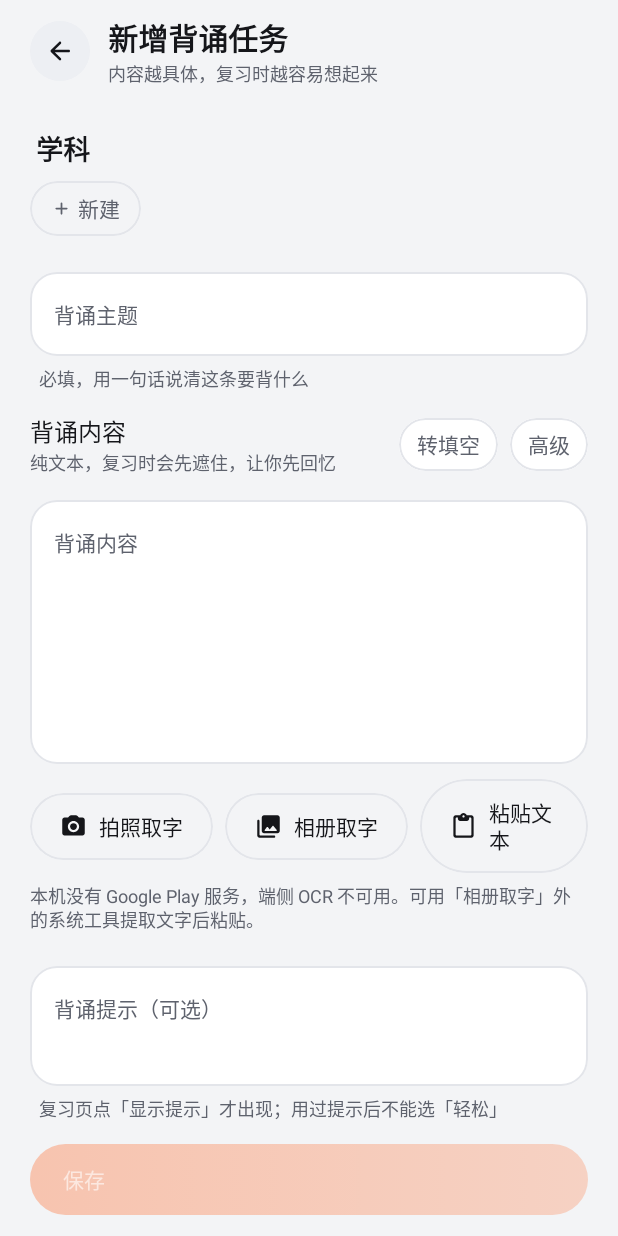
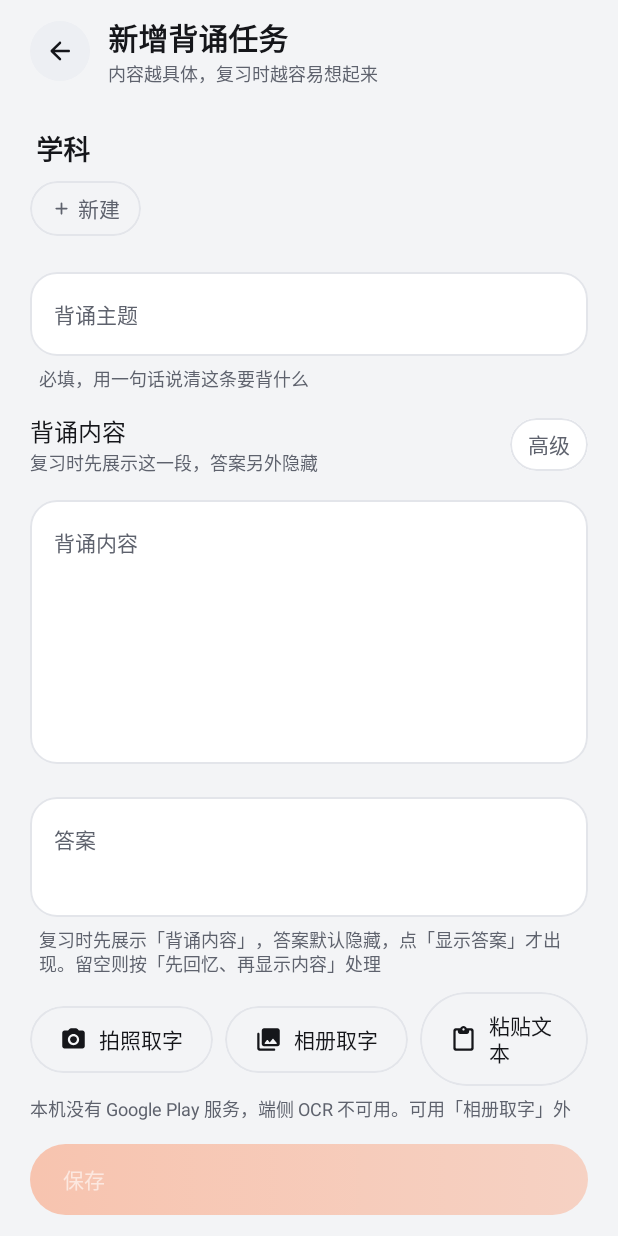
Before and after one commit to feitianwuhu/Meowmorize, an Android app built with Jetpack Compose: the editor screen opened through its navigation route, on a phone screen of 412 x 824 dp. Run offline under Robolectric (Android 15) with nearby library versions, the phone set to English and light mode, and no system bars; our stand-ins replace Dagger/Hilt's generated code; libraries missing offline, so code that uses them is left out: androidx.hilt.lifecycle, com.google.mlkit.vision; 2 statements that could not run were skipped.

Commit message:
feat(editor,review): 任务固定「内容 + 答案」两栏，复习只保留一个揭示按钮
编辑：
- 去掉「转填空」开关与 clozeEnabled 状态，答案栏常驻
- 保存时空答案落库为 null，沿用旧语义（null = 没有需揭晓的答案）
- 文案改为「先展示背诵内容、答案默认隐藏；留空则按先回忆再看内容处理」

复习：
- 顶部动作行只保留「提示」；「显示答案 / 显示内容」统一放在内容卡片里
  此前普通题在顶部与卡片各有一个，同屏出现两个相同按钮
- 有答案 → 内容常显 + 揭答案；无答案 → 先回忆 + 揭内容
- 两个分支都改用 AnimatedContent 过渡，展开不再硬跳
- 抽出 ItemContent 复用内容渲染（纯文本 / Markdown）

模型：clozeAnswer 注释改为中性描述（字段名沿用，避免迁移）

```diff
--- a/feature/editor/src/main/java/com/meowmorize/feature/editor/EditorScreen.kt
+++ b/feature/editor/src/main/java/com/meowmorize/feature/editor/EditorScreen.kt
@@ -130,7 +130,6 @@ fun EditorRoute(
         onNewSubject = viewModel::openNewSubjectDialog,
         onHintChange = viewModel::setHint,
         onDeadlineChange = viewModel::setDeadline,
-        onClozeEnabledChange = viewModel::setClozeEnabled,
         onClozeAnswerChange = viewModel::setClozeAnswer,
         onDelete = viewModel::delete,
         onContentFormatChange = viewModel::setContentFormat,
@@ -194,7 +193,6 @@ fun EditorScreen(
     onNewSubject: () -> Unit,
     onHintChange: (String) -> Unit,
     onDeadlineChange: (java.time.Instant?) -> Unit,
-    onClozeEnabledChange: (Boolean) -> Unit,
     onClozeAnswerChange: (String) -> Unit,
     onDelete: () -> Unit,
     onContentFormatChange: (ContentFormat) -> Unit,
@@ -335,18 +333,12 @@ fun EditorScreen(
                         text = if (state.contentFormat == ContentFormat.MARKDOWN) {
                             "Markdown：标题 / 列表 / 两栏对照，复习时渲染后可读性更好"
                         } else {
-                            "纯文本，复习时会先遮住，让你先回忆"
+                            "复习时先展示这一段，答案另外隐藏"
                         },
                         style = MaterialTheme.typography.bodySmall,
                         color = MaterialTheme.colorScheme.onSurfaceVariant,
                     )
                 }
-                MeowChip(
-                    text = if (state.clozeEnabled) "填空题" else "转填空",
-                    selected = state.clozeEnabled,
-                    onClick = { onClozeEnabledChange(!state.clozeEnabled) },
-                )
-                Spacer(Modifier.size(8.dp))
                 MeowChip(
                     text = if (state.contentFormat == ContentFormat.MARKDOWN) "高级已开" else "高级",
                     selected = state.contentFormat == ContentFormat.MARKDOWN,
@@ -413,17 +405,9 @@ fun EditorScreen(
                 )
             }
 
-            // 展开/收起用高度动画：手风琴是「动画高度」的正当例外，
-            // 这一块很短，代价可以接受
-            AnimatedVisibility(
-                visible = state.clozeEnabled,
-                enter = fadeIn(meowTween(MeowMotion.BASE)) +
-                    expandVertically(animationSpec = meowTween(MeowMotion.ENTER, MeowMotion.easeOut)),
-                exit = fadeOut(meowTween(MeowMotion.FAST)) +
-                    shrinkVertically(animationSpec = meowTween(MeowMotion.FAST, MeowMotion.easeOut)),
-            ) {
-                Column {
-                    Spacer(Modifier.height(12.dp))
+            // 答案不再是「填空专属」：每条任务都有这一栏，留空则复习时
+            // 按「先回忆、再显示内容」处理
+            Spacer(Modifier.height(14.dp))
             MeowTextField(
                 value = state.clozeAnswer,
                 onValueChange = onClozeAnswerChange,
@@ -432,10 +416,9 @@ fun EditorScreen(
                 singleLine = false,
                 minLines = 2,
                 maxLines = 5,
-                        supportingText = "题干里用 ______ 表示要填的位置；复习时题干可见，答案点「显示答案」才出现",
+                supportingText = "复习时先展示「背诵内容」，答案默认隐藏，点「显示答案」才出现。" +
+                    "留空则按「先回忆、再显示内容」处理",
             )
-                }
-            }
 
             Spacer(Modifier.height(10.dp))
             Row(
```
Also changed, not shown: core/model/src/main/kotlin/com/meowmorize/core/model/MemorizeItem.kt (+6 -4 lines), feature/editor/src/main/java/com/meowmorize/feature/editor/EditorViewModel.kt (+2 -15 lines), feature/today/src/main/java/com/meowmorize/feature/today/ReviewScreen.kt (+36 -41 lines), 1 other file. Lines whose indentation alone changed are shown as unchanged.
